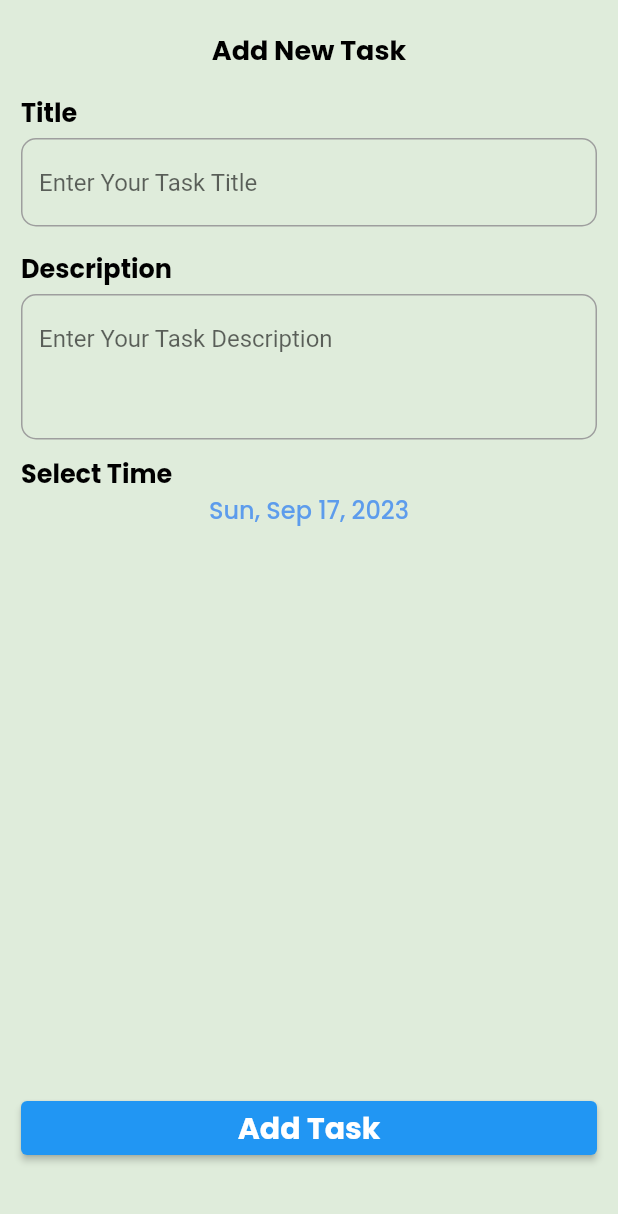
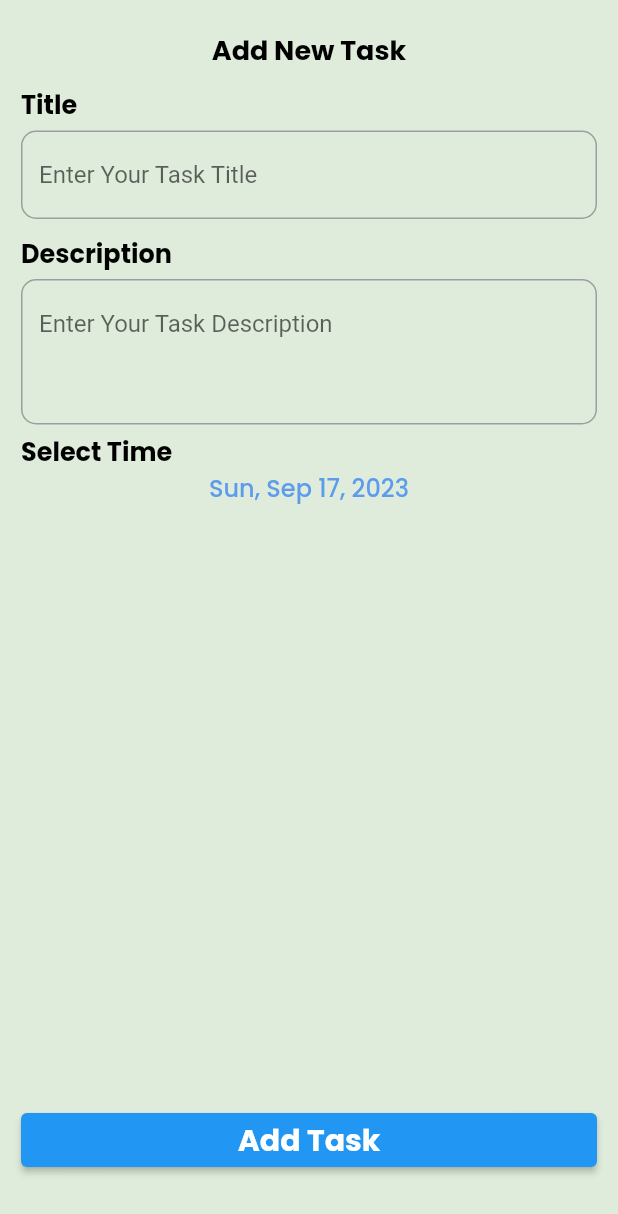
Before and after one commit to basmalahesham/todo_app_c9, a Flutter app: the AddTaskBottomSheet widget shown alone on an empty page, opened directly, on a phone screen of 412 x 824 dp. Shown: the top 1214 px of the screen. Run offline on Flutter 3.47's test engine with Material 2 defaults, Android fonts, the phone set to English and light mode, and no system bars; our stand-ins replace bot_toast, calendar_timeline, cloud_firestore, firebase_core, flutter_easyloading, flutter_slidable and 2 more; accounts and stored records are empty; generated files the repository leaves out were written again.

Commit message:
create todoApp

```diff
--- a/lib/layout/widgets/show_add_task_bottom_sheet.dart
+++ b/lib/layout/widgets/show_add_task_bottom_sheet.dart
@@ -30,7 +30,7 @@ class _AddTaskBottomSheetState extends State<AddTaskBottomSheet> {
       child: Form(
         key: formKey,
         child: Padding(
-          padding: const EdgeInsets.only(bottom: 28.0),
+          padding: const EdgeInsets.only(bottom: 20.0),
           child: Column(
             crossAxisAlignment: CrossAxisAlignment.stretch,
             children: [
@@ -43,7 +43,7 @@ class _AddTaskBottomSheetState extends State<AddTaskBottomSheet> {
                 ),
               ),
               const SizedBox(
-                height: 15,
+                height: 10,
               ),
               Text(
                 "Title",
@@ -89,7 +89,7 @@ class _AddTaskBottomSheetState extends State<AddTaskBottomSheet> {
                 ),
               ),
               const SizedBox(
-                height: 15,
+                height: 10,
               ),
               Text(
                 "Description",
@@ -135,7 +135,7 @@ class _AddTaskBottomSheetState extends State<AddTaskBottomSheet> {
                 ),
               ),
               const SizedBox(
-                height: 10,
+                height: 5,
               ),
               Text(
                 "Select Time",
--- a/lib/moduls/tasks_list/widgets/task_item_widget.dart
+++ b/lib/moduls/tasks_list/widgets/task_item_widget.dart
@@ -88,7 +88,7 @@ class TaskItemWidget extends StatelessWidget {
                   Text(
                     model.description ?? '',
                     style: GoogleFonts.poppins(
-                      color: Colors.black,
+                      color: provider.isDark() ? Colors.white : Colors.black,
                       fontSize: 15,
                       fontWeight: FontWeight.w500,
                     ),
```
